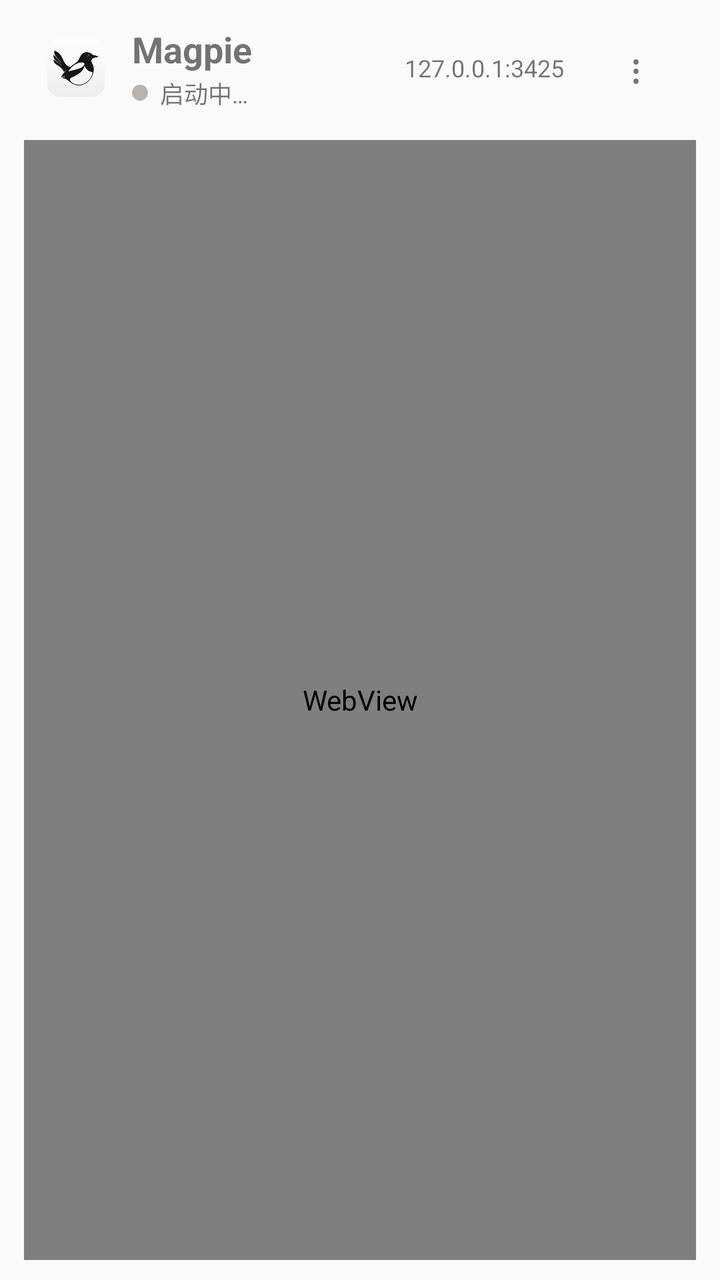
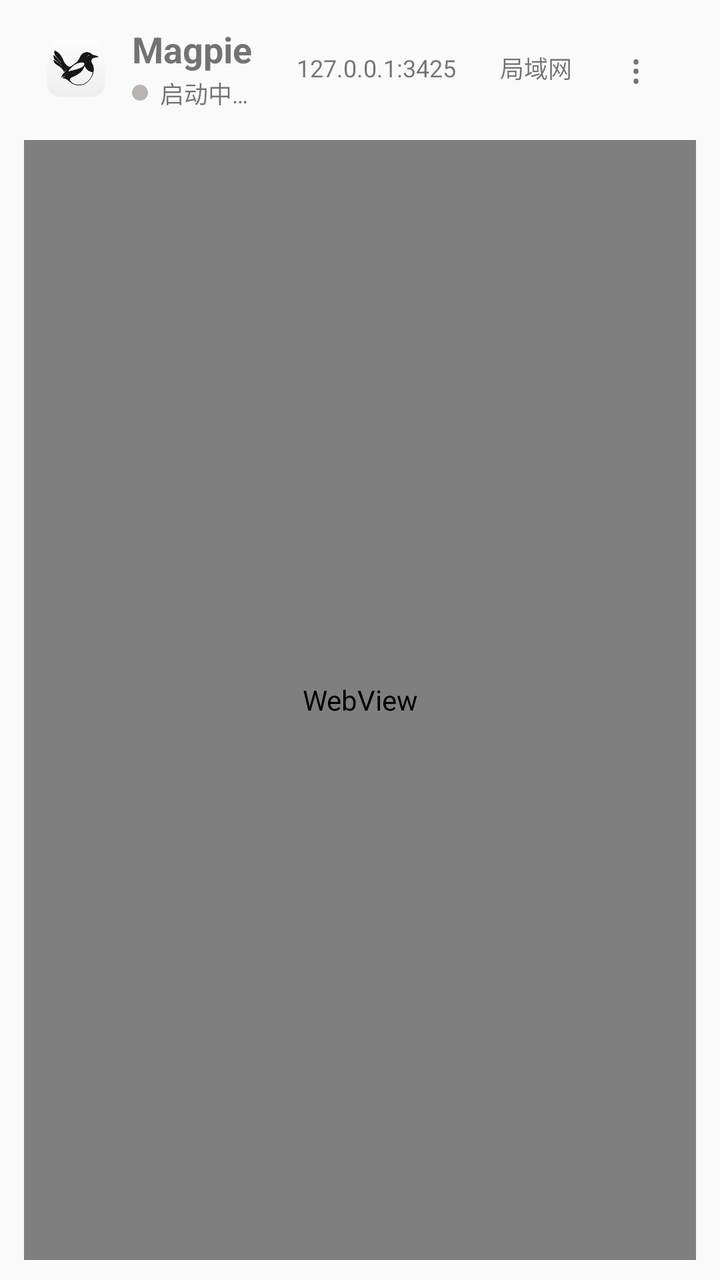

An Android layout rendered at two revisions. The XML below is the earlier revision; the diff shows what the commit changed to produce the second picture.
<!-- AndroidManifest.xml: application theme Theme.Magpie -->
<!-- res/layout/activity_main.xml -->
<?xml version="1.0" encoding="utf-8"?>
<FrameLayout xmlns:android="http://schemas.android.com/apk/res/android"
    android:id="@+id/root"
    android:layout_width="match_parent"
    android:layout_height="match_parent">

    <LinearLayout
        android:id="@+id/shell"
        android:layout_width="match_parent"
        android:layout_height="match_parent"
        android:orientation="vertical">

        
        <LinearLayout
            android:id="@+id/header"
            android:layout_width="match_parent"
            android:layout_height="wrap_content"
            android:layout_marginStart="12dp"
            android:layout_marginTop="4dp"
            android:layout_marginEnd="12dp"
            android:gravity="center_vertical"
            android:minHeight="60dp"
            android:orientation="horizontal"
            android:paddingStart="8dp"
            android:paddingTop="6dp"
            android:paddingEnd="6dp"
            android:paddingBottom="6dp">

            <ImageView
                android:id="@+id/avatar"
                android:layout_width="36dp"
                android:layout_height="36dp"
                android:contentDescription="@string/app_name"
                android:scaleType="fitCenter"
                android:src="@drawable/ic_magpie_bird" />

            <LinearLayout
                android:layout_width="0dp"
                android:layout_height="wrap_content"
                android:layout_marginStart="10dp"
                android:layout_weight="1"
                android:orientation="vertical">

                <TextView
                    android:id="@+id/header_title"
                    android:layout_width="wrap_content"
                    android:layout_height="wrap_content"
                    android:letterSpacing="0"
                    android:text="@string/app_name"
                    android:textSize="18sp"
                    android:textStyle="bold" />

                <LinearLayout
                    android:layout_width="wrap_content"
                    android:layout_height="wrap_content"
                    android:layout_marginTop="1dp"
                    android:gravity="center_vertical"
                    android:orientation="horizontal">

                    <View
                        android:id="@+id/state_dot"
                        android:layout_width="8dp"
                        android:layout_height="8dp"
                        android:background="@drawable/dot_off" />

                    <TextView
                        android:id="@+id/state_text"
                        android:layout_width="wrap_content"
                        android:layout_height="wrap_content"
                        android:layout_marginStart="6dp"
                        android:text="@string/header_starting"
                        android:textSize="12sp" />
                </LinearLayout>
            </LinearLayout>

            
            <TextView
                android:id="@+id/gw_pill"
                android:layout_width="wrap_content"
                android:layout_height="32dp"
                android:clickable="true"
                android:focusable="true"
                android:gravity="center"
                android:paddingStart="12dp"
                android:paddingEnd="12dp"
                android:text="@string/header_gateway_placeholder"
                android:textSize="12sp" />

            
            <TextView
                android:id="@+id/lan_pill"
                android:layout_width="wrap_content"
                android:layout_height="32dp"
                android:clickable="true"
                android:focusable="true"
                android:gravity="center"
                android:paddingStart="10dp"
                android:paddingEnd="10dp"
                android:text="@string/lan_pill_off"
                android:textSize="12sp"
                android:visibility="gone" />

            <TextView
                android:id="@+id/menu"
                android:layout_width="48dp"
                android:layout_height="48dp"
                android:background="?android:attr/selectableItemBackgroundBorderless"
                android:contentDescription="@string/sheet_title"
                android:gravity="center"
                android:text="&#8942;"
                android:textSize="20sp" />
        </LinearLayout>

        
        <FrameLayout
            android:id="@+id/web_card"
            android:layout_width="match_parent"
            android:layout_height="0dp"
            android:layout_marginStart="12dp"
            android:layout_marginTop="6dp"
            android:layout_marginEnd="12dp"
            android:layout_marginBottom="10dp"
            android:layout_weight="1">

            <WebView
                android:id="@+id/web"
                android:layout_width="match_parent"
                android:layout_height="match_parent" />
        </FrameLayout>
    </LinearLayout>

    
    <ScrollView
        android:id="@+id/overlay"
        android:layout_width="match_parent"
        android:layout_height="match_parent"
        android:fillViewport="true"
        android:scrollbars="none"
        android:visibility="gone">

        <LinearLayout
            android:layout_width="match_parent"
            android:layout_height="wrap_content"
            android:gravity="center_horizontal"
            android:orientation="vertical"
            android:paddingStart="28dp"
            android:paddingTop="36dp"
            android:paddingEnd="28dp"
            android:paddingBottom="28dp">

            <TextView
                android:id="@+id/status_title"
                android:layout_width="match_parent"
                android:layout_height="wrap_content"
                android:layout_marginBottom="12dp"
                android:text="@string/status_starting"
                android:textSize="24sp"
                android:textStyle="bold" />

            <TextView
                android:id="@+id/status_body"
                android:layout_width="match_parent"
                android:layout_height="wrap_content"
                android:layout_marginBottom="24dp"
                android:fontFamily="monospace"
                android:lineSpacingExtra="3dp"
                android:textSize="13sp" />

            <Button
                android:id="@+id/status_retry"
                android:layout_width="wrap_content"
                android:layout_height="48dp"
                android:layout_marginBottom="10dp"
                android:minWidth="160dp"
                android:text="@string/status_retry" />

            <Button
                android:id="@+id/status_show_log"
                android:layout_width="wrap_content"
                android:layout_height="48dp"
                android:layout_marginBottom="10dp"
                android:minWidth="160dp"
                android:text="@string/status_show_log" />

            <Button
                android:id="@+id/status_settings"
                android:layout_width="wrap_content"
                android:layout_height="48dp"
                android:minWidth="160dp"
                android:text="@string/status_settings" />
        </LinearLayout>
    </ScrollView>

</FrameLayout>
<!-- resources referenced by this layout -->
<resources>
  <!-- drawable dot_off (drawable) -->
  <?xml version="1.0" encoding="utf-8"?>
  <shape xmlns:android="http://schemas.android.com/apk/res/android" android:shape="oval">
      <size android:width="8dp" android:height="8dp" />
      <solid android:color="#B9B4AF" />
  </shape>
  <!-- drawable ic_magpie_bird: png bitmap (drawable-nodpi, 6619 bytes) -->
  <string name="app_name">Magpie</string>
  <string name="header_gateway_placeholder">127.0.0.1:3425</string>
  <string name="header_starting">启动中…</string>
  <string name="lan_pill_off">局域网</string>
  <string name="sheet_title">菜单</string>
  <string name="status_retry">重试</string>
  <string name="status_settings">设置</string>
  <string name="status_show_log">查看日志</string>
  <string name="status_starting">正在启动网关…</string>
  <style name="Theme.Magpie" parent="@android:style/Theme.Material.Light.NoActionBar">
          <item name="android:windowBackground">?android:attr/colorBackground</item>
          
          <item name="android:statusBarColor">@android:color/transparent</item>
          <item name="android:navigationBarColor">@android:color/transparent</item>
          <item name="android:windowLightStatusBar">true</item>
          <item name="android:windowLightNavigationBar">true</item>
          <item name="android:windowDrawsSystemBarBackgrounds">true</item>
          <item name="android:windowLayoutInDisplayCutoutMode">shortEdges</item>
          <item name="android:windowActionModeOverlay">true</item>
          
          <item name="android:colorAccent">#8B4F38</item>
          <item name="android:colorControlActivated">#8B4F38</item>
      </style>
</resources>

<!-- the commit's change to res/layout/activity_main.xml (unified diff, before → after) -->
@@ -81,8 +81,8 @@
                 android:clickable="true"
                 android:focusable="true"
                 android:gravity="center"
-                android:paddingStart="12dp"
-                android:paddingEnd="12dp"
+                android:paddingStart="10dp"
+                android:paddingEnd="10dp"
                 android:text="@string/header_gateway_placeholder"
                 android:textSize="12sp" />
 
@@ -91,14 +91,14 @@
                 android:id="@+id/lan_pill"
                 android:layout_width="wrap_content"
                 android:layout_height="32dp"
+                android:layout_marginStart="4dp"
                 android:clickable="true"
                 android:focusable="true"
                 android:gravity="center"
-                android:paddingStart="10dp"
-                android:paddingEnd="10dp"
+                android:paddingStart="8dp"
+                android:paddingEnd="8dp"
                 android:text="@string/lan_pill_off"
-                android:textSize="12sp"
-                android:visibility="gone" />
+                android:textSize="12sp" />
 
             <TextView
                 android:id="@+id/menu"
